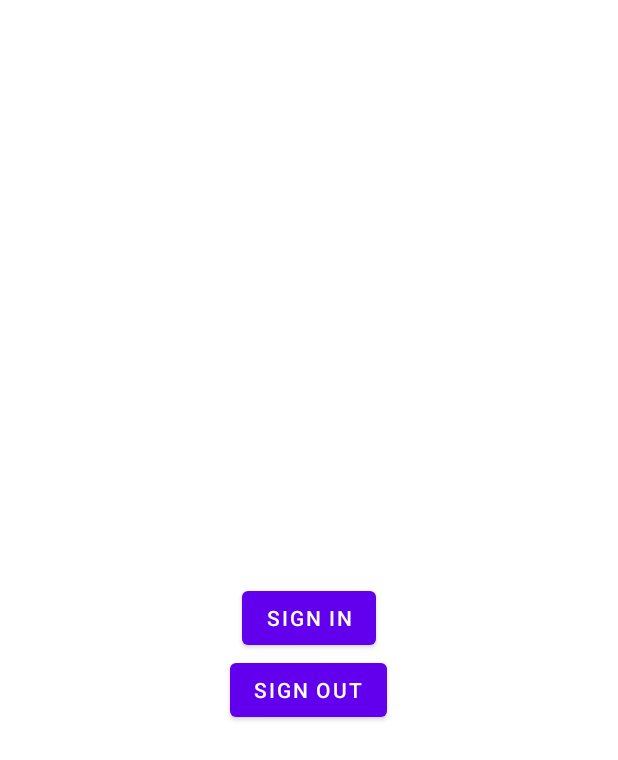
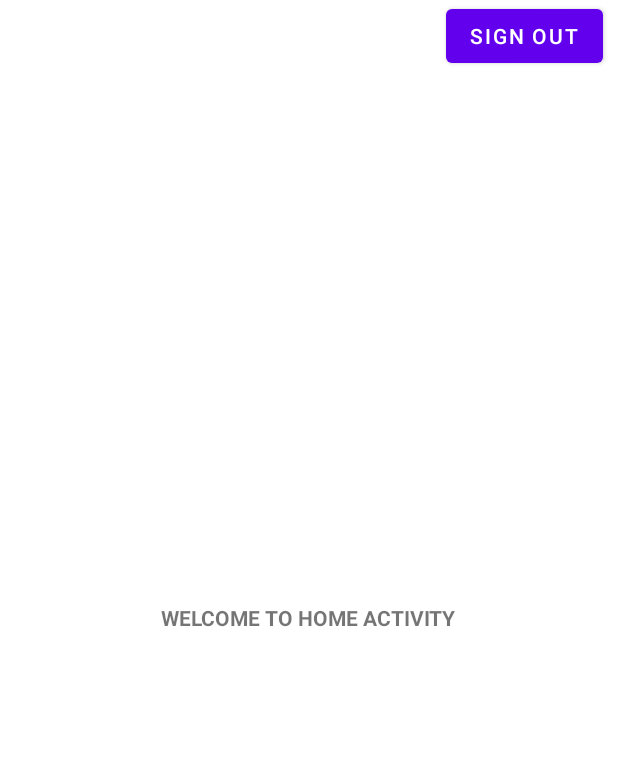
Before and after one commit to aristaAgarwal/ICC-Frontend, an Android app: the layout activity_main.xml on its own in the app's theme, with its tools: preview values and no code run, on a phone screen of 412 x 824 dp. Shown: the top 760 px of the screen. Run offline under Robolectric (Android 15) with nearby library versions, the phone set to English and light mode, and no system bars.

Commit message:
"navigation improved"

```diff
--- a/app/src/main/res/layout/activity_main.xml
+++ b/app/src/main/res/layout/activity_main.xml
@@ -5,19 +5,20 @@
     android:layout_height="match_parent"
     tools:context=".MainActivity">
 
-    <Button
-        android:id="@+id/sign_in_button"
+    <TextView
+        android:id="@+id/welocome"
         android:layout_width="wrap_content"
         android:layout_height="wrap_content"
-        android:text="Sign in"
-        android:layout_centerInParent="true"/>
+        android:text="WELCOME TO HOME ACTIVITY"
+        android:layout_centerInParent="true"
+        android:textStyle="bold"/>
 
     <Button
         android:id="@+id/sign_out_button"
         android:layout_width="wrap_content"
         android:layout_height="wrap_content"
         android:text="Sign out"
-        android:layout_below="@+id/sign_in_button"
-        android:layout_centerHorizontal="true"/>
+        android:layout_alignParentEnd="true"
+        android:layout_marginEnd="10dp"/>
 
 </RelativeLayout>
```
Also changed, not shown: app/src/main/AndroidManifest.xml (+7 -0 lines), app/src/main/java/com/example/fintech/LoginActivity.kt (added, +76 -0 lines), app/src/main/java/com/example/fintech/MainActivity.kt (+23 -58 lines), app/src/main/res/layout/activity_login.xml (added, +15 -0 lines).
